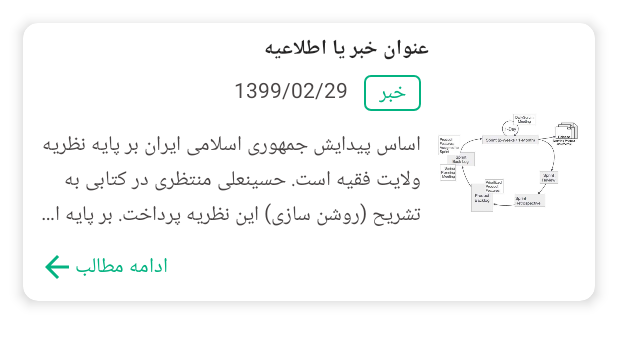
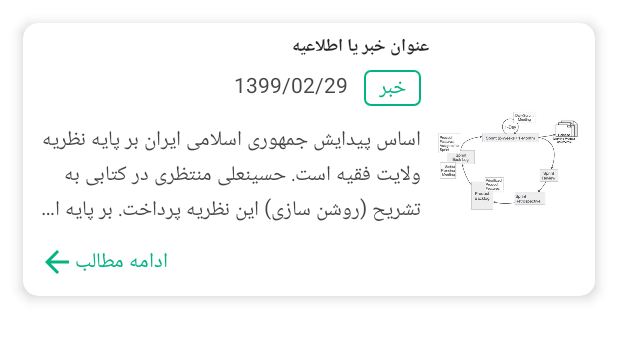
Before and after one commit to saharkh99/OrganizationalApp, an Android app: the layout news_layout.xml on its own in the app's theme, with its tools: preview values and no code run, on a phone screen of 412 x 824 dp. Shown: the top 345 px of the screen. Run offline under Robolectric (Android 15) with nearby library versions, the phone set to English and light mode, and no system bars.

Commit message:
srv adding service2

```diff
--- a/app/src/main/res/layout/news_layout.xml
+++ b/app/src/main/res/layout/news_layout.xml
@@ -36,19 +36,19 @@
         android:layoutDirection="rtl"
         android:orientation="vertical">
         <TextView
-            android:layout_width="wrap_content"
-            android:layout_height="0dp"
-            android:layout_weight="1"
+            android:layout_width="match_parent"
+            android:layout_height="wrap_content"
+            android:layout_weight="1.3"
             android:textColor="@color/color_title"
             android:text="@string/string_title"
             android:layout_gravity="right"
-            android:textSize="14dp"
+            android:textSize="12dp"
             android:textStyle="bold"
             android:id="@+id/tv_title_news"/>
         <LinearLayout
             android:layout_gravity="right"
             android:layout_width="wrap_content"
-            android:layout_height="0dp"
+            android:layout_height="wrap_content"
             android:layout_weight="1"
             android:orientation="horizontal">
 
@@ -75,7 +75,7 @@
         </LinearLayout>
         <TextView
             android:layout_width="wrap_content"
-            android:layout_height="0dp"
+            android:layout_height="wrap_content"
             android:layout_weight="2"
             android:layout_margin="5dp"
             android:textSize="14dp"
@@ -86,7 +86,7 @@
             android:id="@+id/tv_description_news"/>
         <LinearLayout
             android:layout_width="wrap_content"
-            android:layout_height="0dp"
+            android:layout_height="wrap_content"
             android:layout_weight="1"
             android:orientation="horizontal"
             android:layout_margin="5dp"
```
Also changed, not shown: app/src/main/java/com/example/organizationalapp/Login/LoginClass.java (+13 -18 lines), app/src/main/res/layout/dialog_layout.xml (added, +51 -0 lines).
